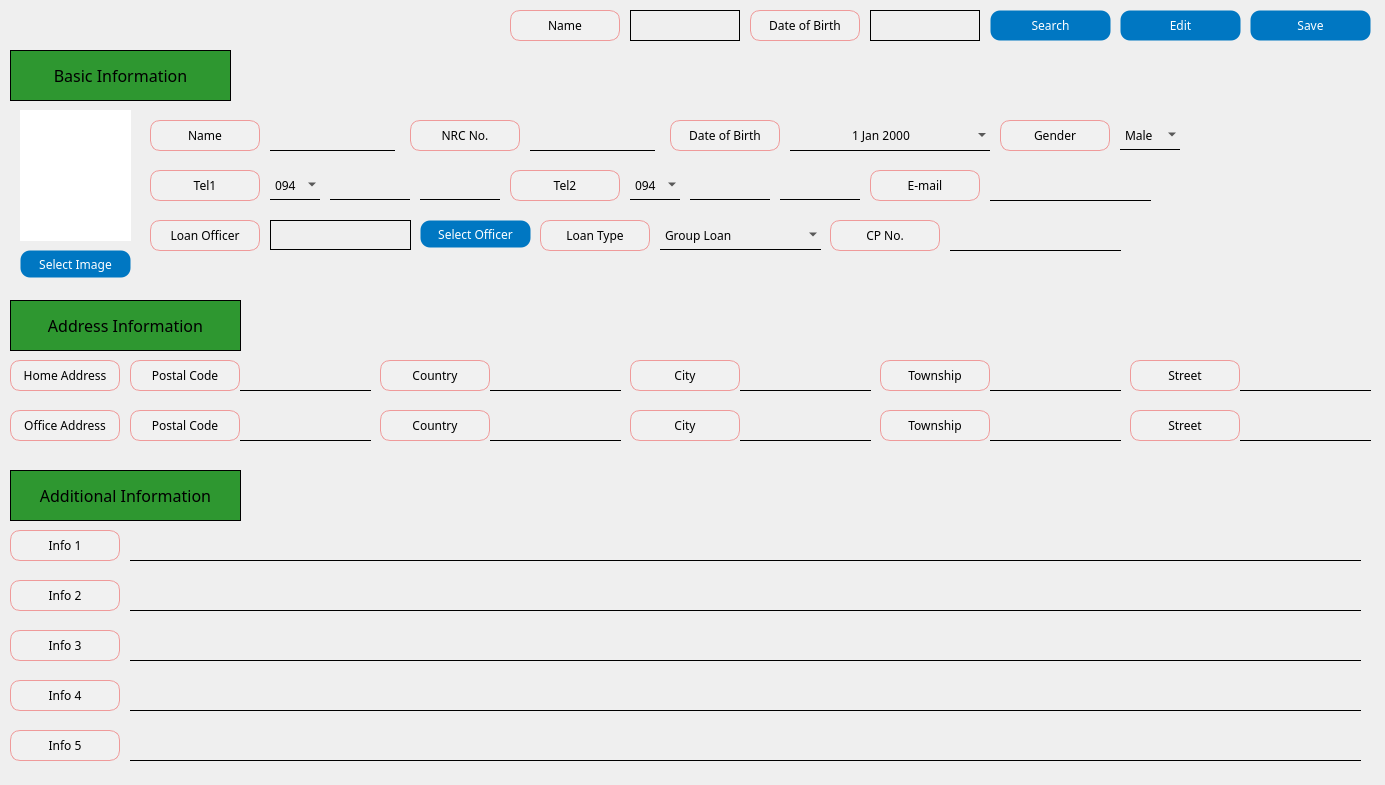
Qt form app/src/pages/search/customer.ui (DY-Microfinance-Customer-Management/dymf-algorithm) before a commit.
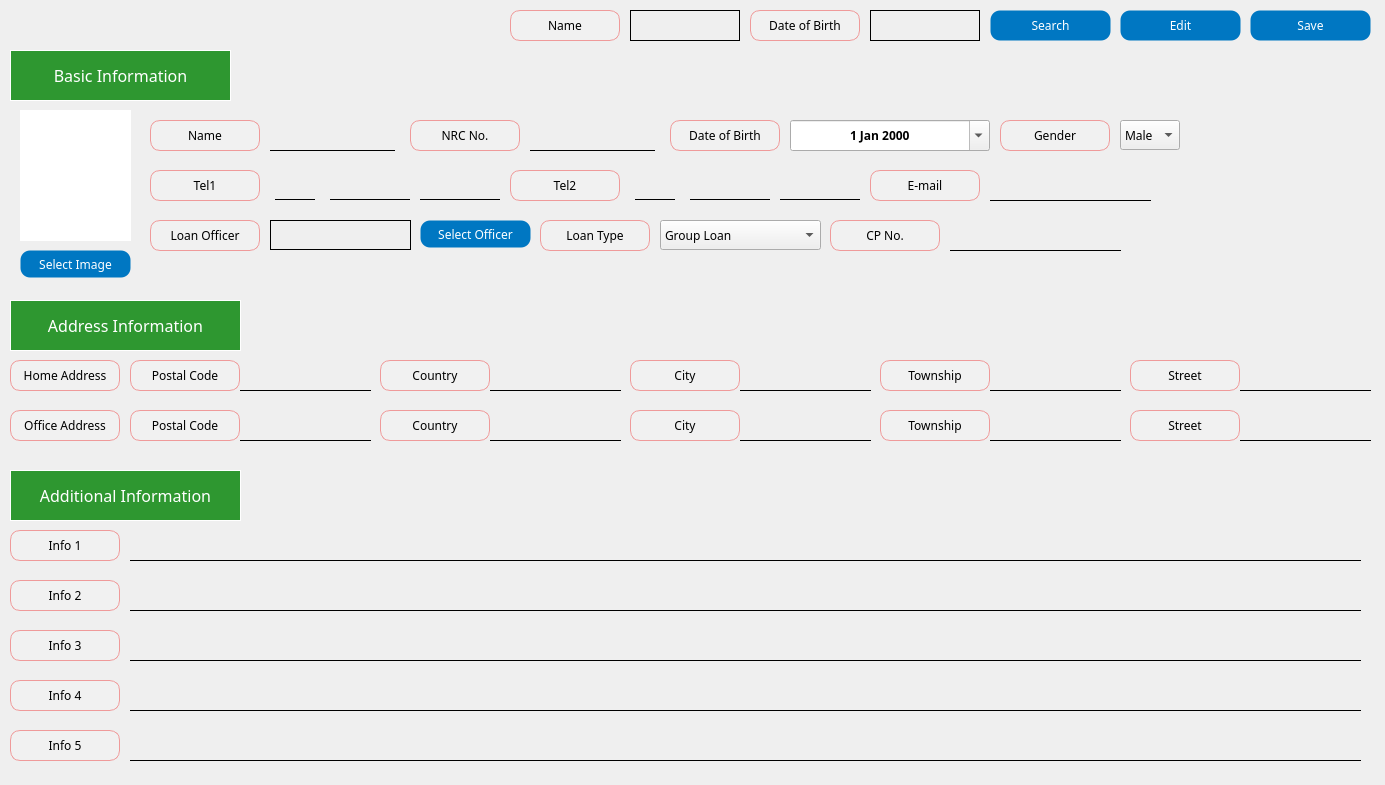
The same form after that commit.

Patch:
```diff
--- a/app/src/pages/search/customer.ui
+++ b/app/src/pages/search/customer.ui
@@ -378,20 +378,7 @@
      </font>
     </property>
     <property name="styleSheet">
-     <string notr="true">QComboBox {
-	border: none;
-    border-bottom: 1px solid black;
-    background-color: transparent;
-    color: black;
-}
-
-QComboBox:disabled {
-	border: none;
-    border-bottom: 1px solid black;
-    background-color: transparent;
-    color: black;
-}
-</string>
+     <string notr="true"/>
     </property>
     <item>
      <property name="text">
@@ -1789,6 +1776,8 @@
     <property name="font">
      <font>
       <family>Arial Black</family>
+      <weight>75</weight>
+      <bold>true</bold>
      </font>
     </property>
     <property name="mouseTracking">
@@ -1797,24 +1786,13 @@
     <property name="focusPolicy">
      <enum>Qt::TabFocus</enum>
     </property>
-    <property name="autoFillBackground">
-     <bool>false</bool>
-    </property>
     <property name="styleSheet">
-     <string notr="true">QDateEdit {
-	border: none;
-    border-bottom: 1px solid black;
-    background-color: transparent;
-    color: black;
-}
-
-QDateEdit:disabled {
-	border: none;
-    border-bottom: 1px solid lightgray;
-    background-color: lightgray;
-    color: lightgray;
-}
-</string>
+     <string notr="true">
+        QCalendarWidget QToolButton {
+            background-color: blue; /* 윗부분 배경을 파란색으로 설정 */
+            color: white; /* 글자 색을 흰색으로 설정 */
+        }
+     </string>
     </property>
     <property name="frame">
      <bool>true</bool>
@@ -2175,20 +2153,7 @@
      </font>
     </property>
     <property name="styleSheet">
-     <string notr="true">QComboBox {
-	border: none;
-    border-bottom: 1px solid black;
-    background-color: transparent;
-    color: black;
-}
-
-QComboBox:disabled {
-	border: none;
-    border-bottom: 1px solid black;
-    background-color: transparent;
-    color: black;
-}
-</string>
+     <string notr="true"/>
     </property>
     <item>
      <property name="text">
@@ -2243,59 +2208,6 @@
      <set>Qt::AlignCenter</set>
     </property>
    </widget>
-   <widget class="QComboBox" name="tel1ByOne">
-    <property name="geometry">
-     <rect>
-      <x>270</x>
-      <y>170</y>
-      <width>50</width>
-      <height>30</height>
-     </rect>
-    </property>
-    <property name="minimumSize">
-     <size>
-      <width>50</width>
-      <height>0</height>
-     </size>
-    </property>
-    <property name="maximumSize">
-     <size>
-      <width>50</width>
-      <height>16777215</height>
-     </size>
-    </property>
-    <property name="font">
-     <font>
-      <family>Arial Black</family>
-     </font>
-    </property>
-    <property name="styleSheet">
-     <string notr="true">QComboBox {
-	border: none;
-    border-bottom: 1px solid black;
-    background-color: transparent;
-    color: black;
-}
-
-QComboBox:disabled {
-	border: none;
-    border-bottom: 1px solid black;
-    background-color: transparent;
-    color: black;
-}
-</string>
-    </property>
-    <item>
-     <property name="text">
-      <string>094</string>
-     </property>
-    </item>
-    <item>
-     <property name="text">
-      <string>096</string>
-     </property>
-    </item>
-   </widget>
    <widget class="QLineEdit" name="tel2ByTwo">
     <property name="geometry">
      <rect>
@@ -2436,59 +2348,6 @@
      <set>Qt::AlignCenter</set>
     </property>
    </widget>
-   <widget class="QComboBox" name="tel2ByOne">
-    <property name="geometry">
-     <rect>
-      <x>630</x>
-      <y>170</y>
-      <width>50</width>
-      <height>30</height>
-     </rect>
-    </property>
-    <property name="minimumSize">
-     <size>
-      <width>50</width>
-      <height>0</height>
-     </size>
-    </property>
-    <property name="maximumSize">
-     <size>
-      <width>50</width>
-      <height>16777215</height>
-     </size>
-    </property>
-    <property name="font">
-     <font>
-      <family>Arial Black</family>
-     </font>
-    </property>
-    <property name="styleSheet">
-     <string notr="true">QComboBox {
-	border: none;
-    border-bottom: 1px solid black;
-    background-color: transparent;
-    color: black;
-}
-
-QComboBox:disabled {
-	border: none;
-    border-bottom: 1px solid black;
-    background-color: transparent;
-    color: black;
-}
-</string>
-    </property>
-    <item>
-     <property name="text">
-      <string>094</string>
-     </property>
-    </item>
-    <item>
-     <property name="text">
-      <string>096</string>
-     </property>
-    </item>
-   </widget>
    <widget class="QLineEdit" name="tel1ByThree">
     <property name="geometry">
      <rect>
@@ -2749,7 +2608,7 @@
      </font>
     </property>
     <property name="styleSheet">
-     <string notr="true">background-color: #2e9730;</string>
+     <string notr="true">background-color: #2e9730; color: white;</string>
     </property>
     <property name="frameShape">
      <enum>QFrame::Box</enum>
@@ -2777,7 +2636,7 @@
      </font>
     </property>
     <property name="styleSheet">
-     <string notr="true">background-color: #2e9730;</string>
+     <string notr="true">background-color: #2e9730; color: white;</string>
     </property>
     <property name="frameShape">
      <enum>QFrame::Box</enum>
@@ -2805,7 +2664,7 @@
      </font>
     </property>
     <property name="styleSheet">
-     <string notr="true">background-color: #2e9730;</string>
+     <string notr="true">background-color: #2e9730; color: white;</string>
     </property>
     <property name="frameShape">
      <enum>QFrame::Box</enum>
@@ -2817,6 +2676,104 @@
      <set>Qt::AlignCenter</set>
     </property>
    </widget>
+   <widget class="QLineEdit" name="tel2ByOne">
+    <property name="geometry">
+     <rect>
+      <x>635</x>
+      <y>170</y>
+      <width>40</width>
+      <height>30</height>
+     </rect>
+    </property>
+    <property name="minimumSize">
+     <size>
+      <width>40</width>
+      <height>0</height>
+     </size>
+    </property>
+    <property name="maximumSize">
+     <size>
+      <width>80</width>
+      <height>16777215</height>
+     </size>
+    </property>
+    <property name="font">
+     <font>
+      <family>Arial Black</family>
+      <weight>75</weight>
+      <bold>true</bold>
+     </font>
+    </property>
+    <property name="styleSheet">
+     <string notr="true">QLineEdit {
+    border: none;
+    border-bottom: 1px solid black;
+    background-color: transparent;
+    color: black;
+}
+
+QLineEdit:disabled {
+    border: none;
+    border-bottom: 1px solid lightgray;
+    background-color: rgb(236, 236, 236);
+}</string>
+    </property>
+    <property name="frame">
+     <bool>true</bool>
+    </property>
+    <property name="alignment">
+     <set>Qt::AlignCenter</set>
+    </property>
+   </widget>
+   <widget class="QLineEdit" name="tel1ByOne">
+    <property name="geometry">
+     <rect>
+      <x>275</x>
+      <y>170</y>
+      <width>40</width>
+      <height>30</height>
+     </rect>
+    </property>
+    <property name="minimumSize">
+     <size>
+      <width>40</width>
+      <height>0</height>
+     </size>
+    </property>
+    <property name="maximumSize">
+     <size>
+      <width>80</width>
+      <height>16777215</height>
+     </size>
+    </property>
+    <property name="font">
+     <font>
+      <family>Arial Black</family>
+      <weight>75</weight>
+      <bold>true</bold>
+     </font>
+    </property>
+    <property name="styleSheet">
+     <string notr="true">QLineEdit {
+    border: none;
+    border-bottom: 1px solid black;
+    background-color: transparent;
+    color: black;
+}
+
+QLineEdit:disabled {
+    border: none;
+    border-bottom: 1px solid lightgray;
+    background-color: rgb(236, 236, 236);
+}</string>
+    </property>
+    <property name="frame">
+     <bool>true</bool>
+    </property>
+    <property name="alignment">
+     <set>Qt::AlignCenter</set>
+    </property>
+   </widget>
   </widget>
  </widget>
  <tabstops>
```
Left out of the diff: 145 changed lines with no effect on the pictures.
